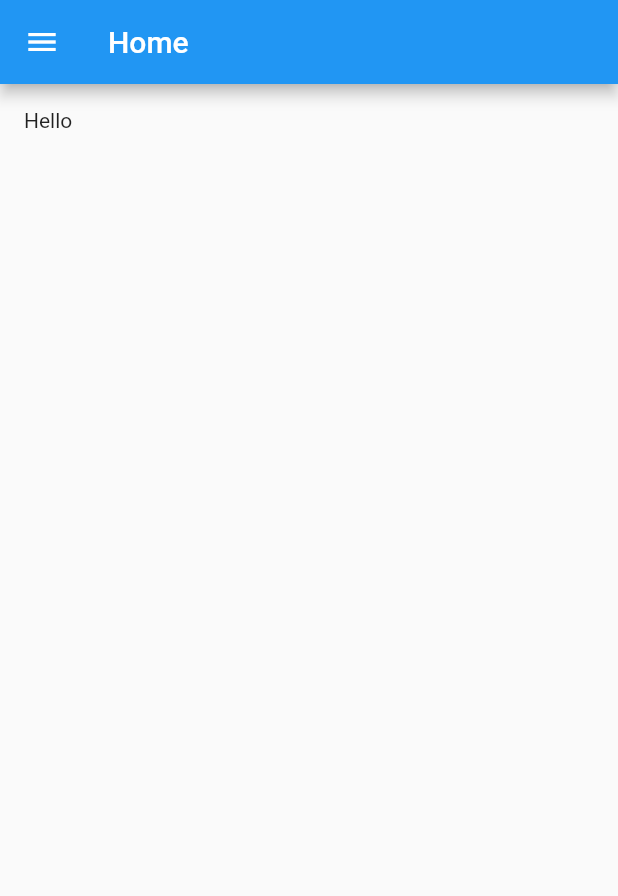
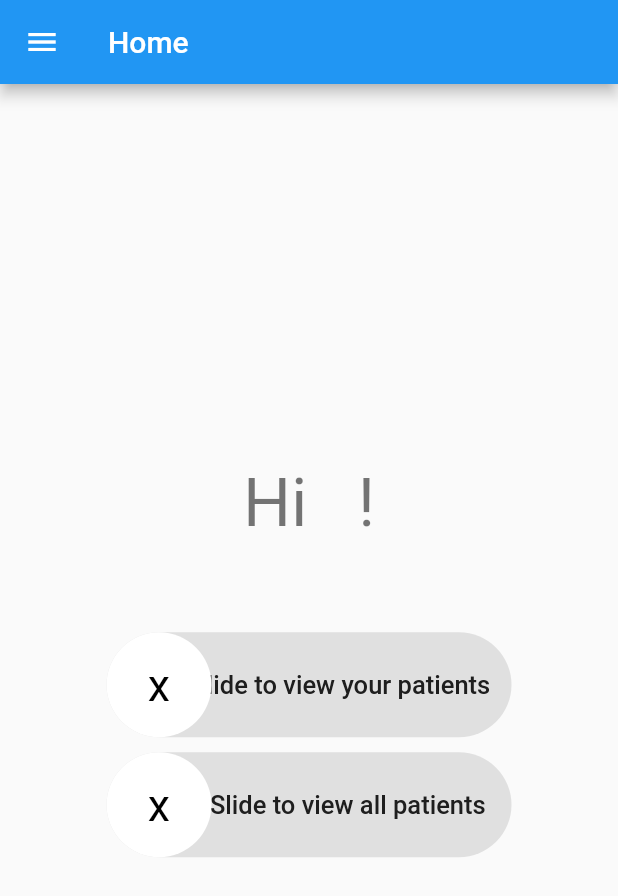
Before and after one commit to jasonhall0081/doctor-flutter, a Flutter app: the Home screen opened directly, on a phone screen of 412 x 824 dp. Shown: the top 896 px of the screen. Run offline on Flutter 3.47's test engine with Material 2 defaults, Android fonts, the phone set to English and light mode, and no system bars; drawn by our look-alikes of slider_button; our stand-ins replace date_time_picker, flutter_secure_storage, gallery_saver, image_picker, select_form_field and 1 more; missing offline and left inert: dart:ffi, textfield_tags; accounts and stored records are empty; network calls fail.

Commit message:
fixing feedback.

```diff
--- a/lib/components/navigation_bar.dart
+++ b/lib/components/navigation_bar.dart
@@ -50,7 +50,7 @@ class _NavbarState extends State<Navbar>{
             Navigator.push(
               context,
               MaterialPageRoute(
-                builder: (context) => const Home(title: "Home"),
+                builder: (context) => Home(title: "Home"),
               ),
             );
           },
@@ -65,7 +65,22 @@ class _NavbarState extends State<Navbar>{
             Navigator.push(
               context,
               MaterialPageRoute(
-                builder: (context) => Patient(title: "Patients"),
+                builder: (context) => Patient(title: "Patients", type: "only"),
+              ),
+            );
+          },
+        ),
+        ListTile(
+          title: const Text(
+              "All Patients"
+          ),
+          selected: widget.title == "All Patients",
+          leading: const Icon(Icons.supervisor_account),
+          onTap: () {
+            Navigator.push(
+              context,
+              MaterialPageRoute(
+                builder: (context) => Patient(title: "All Patients", type: "all"),
               ),
             );
           },
--- a/lib/home/home.dart
+++ b/lib/home/home.dart
@@ -1,9 +1,10 @@
+import 'dart:convert';
+
 import 'package:doctor/components/navigation_bar.dart';
+import 'package:doctor/patient/patient.dart';
 import 'package:flutter/material.dart';
 import 'package:doctor/api/api.dart';
-import 'package:shared_preferences/shared_preferences.dart';
-
-import '../api/storage.dart';
+import 'package:slider_button/slider_button.dart';
 
 class Home extends StatefulWidget {
   const Home({Key? key, required this.title}) : super(key: key);
@@ -16,9 +17,20 @@ class Home extends StatefulWidget {
 class _HomeState extends State<Home>{
   bool _isLoading = false;
   ApiService _apiService = ApiService();
+  String first_name = "";
+  String last_name = "";
+  String gender = "";
+  String mrorms = "";
 
   @override
   void initState() {
+    _apiService.getProfile().then((response) {
+      first_name = jsonDecode(response.toString())["first_name"];
+      last_name = jsonDecode(response.toString())["last_name"];
+      gender = jsonDecode(response.toString())["gender"];
+      mrorms = gender == "Male" ? "Mr." : "Ms.";
+      setState(() {});
+    });
     setState(() {
       _isLoading = false;
     });
@@ -36,18 +48,68 @@ class _HomeState extends State<Home>{
           style: const TextStyle(color: Colors.white),
         ),
       ),
-      body:  Stack(
-        children: <Widget>[
-          Padding(
-            padding: const EdgeInsets.all(16.0),
-            child: Column(
-              crossAxisAlignment: CrossAxisAlignment.stretch,
-              children: const <Widget>[
-                Text("Hello"),
-              ],
+      body: Center(
+        child: Column(
+          mainAxisAlignment: MainAxisAlignment.center,
+          children: <Widget>[
+            Text(
+              'Hi $mrorms $first_name $last_name!',
+              style: Theme.of(context).textTheme.headline3,
+            ),
+            Container(
+              height: 60,
+            ),
+          SliderButton(
+            action: () {
+              Navigator.push(
+                context,
+                MaterialPageRoute(
+                  builder: (context) => const Patient(title: "Patients", type: "only"),
+                ),
+              );
+            },
+            label: const Text(
+              "Slide to view your patients",
+              style: TextStyle(
+                  color: Color(0xff4a4a4a), fontWeight: FontWeight.w500, fontSize: 17),
+            ),
+            icon: const Text(
+              "x",
+              style: TextStyle(
+                color: Colors.black,
+                fontWeight: FontWeight.w400,
+                fontSize: 30,
+              ),
             ),
           ),
-        ],
+          Container(
+            height: 10,
+          ),
+          SliderButton(
+            action: () {
+              Navigator.push(
+                context,
+                MaterialPageRoute(
+                  builder: (context) => const Patient(title: "Patients", type: "all"),
+                ),
+              );
+            },
+            label: const Text(
+              "Slide to view all patients",
+              style: TextStyle(
+                  color: Color(0xff4a4a4a), fontWeight: FontWeight.w500, fontSize: 17),
+            ),
+            icon: const Text(
+              "x",
+              style: TextStyle(
+                color: Colors.black,
+                fontWeight: FontWeight.w400,
+                fontSize: 30,
+              ),
+            ),
+          )
+          ],
+        )
       ),
       drawer:  const Navbar(title: "Home")
     );
--- a/lib/login/login.dart
+++ b/lib/login/login.dart
@@ -101,7 +101,7 @@ class _LoginState extends State<Login>{
                           Navigator.pushAndRemoveUntil(
                             context,
                             MaterialPageRoute(
-                              builder: (context) => const Home(title: "Home"),
+                              builder: (context) => const Home(title: 'Home'),
                             ),
                             ModalRoute.withName("/patients"),
                           );
--- a/lib/patient/add.dart
+++ b/lib/patient/add.dart
@@ -12,10 +12,10 @@ import 'package:textfield_tags/textfield_tags.dart';
 import 'package:date_time_picker/date_time_picker.dart';
 
 class AddPatient extends StatefulWidget {
-  const AddPatient({Key? key, required this.title}) : super(key: key);
+  const AddPatient({Key? key, required this.title, required this.type }) : super(key: key);
 
   final String title;
-
+  final String type;
   @override
   State<AddPatient> createState() => _AddPatientState();
 }
@@ -269,7 +269,7 @@ class _AddPatientState extends State<AddPatient> {
                               Navigator.pushAndRemoveUntil(
                                 context,
                                 MaterialPageRoute(
-                                  builder: (context) => const Patient(title: 'Patients'),
+                                  builder: (context) => Patient(title: 'Patients', type: widget.type),
                                 ),
                                 ModalRoute.withName("/patients"),
                               );
--- a/lib/patient/edit.dart
+++ b/lib/patient/edit.dart
@@ -11,9 +11,10 @@ import 'package:image_picker/image_picker.dart';
 import 'package:textfield_tags/textfield_tags.dart';
 
 class EditPatient extends StatefulWidget {
-  const EditPatient({Key? key, required this.title, required this.patient}) : super(key: key);
+  const EditPatient({Key? key, required this.title, required this.patient, required this.type}) : super(key: key);
 
   final String title;
+  final String type;
   final dynamic patient;
 
   @override
@@ -186,7 +187,7 @@ class _EditPatientState extends State<EditPatient> {
               Navigator.push(
                 context,
                 MaterialPageRoute(
-                  builder: (context) => Patient(title: "Patients"),
+                  builder: (context) => Patient(title: "Patients", type: widget.type),
                 ),
               );
             }
--- a/pubspec.yaml
+++ b/pubspec.yaml
@@ -47,6 +47,7 @@ dependencies:
   profile: ^0.0.1
   path_provider: ^2.0.11
   gallery_saver: ^2.3.2
+  slider_button: ^2.0.0
 
 dev_dependencies:
   flutter_test:
```
Also changed, not shown: lib/api/api.dart (+37 -0 lines), lib/components/profile_item.dart (added, +55 -0 lines), lib/patient/patient.dart (+54 -7 lines), lib/patient/view.dart (+18 -17 lines), lib/signup/signup.dart (+28 -25 lines), pubspec.lock.
